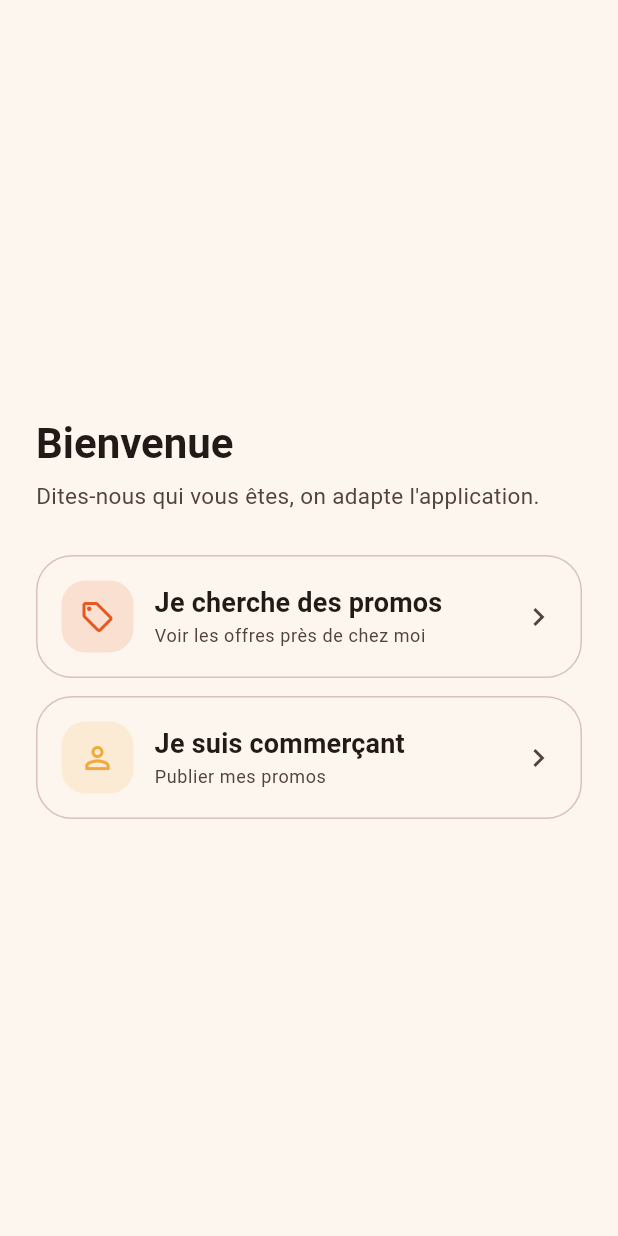
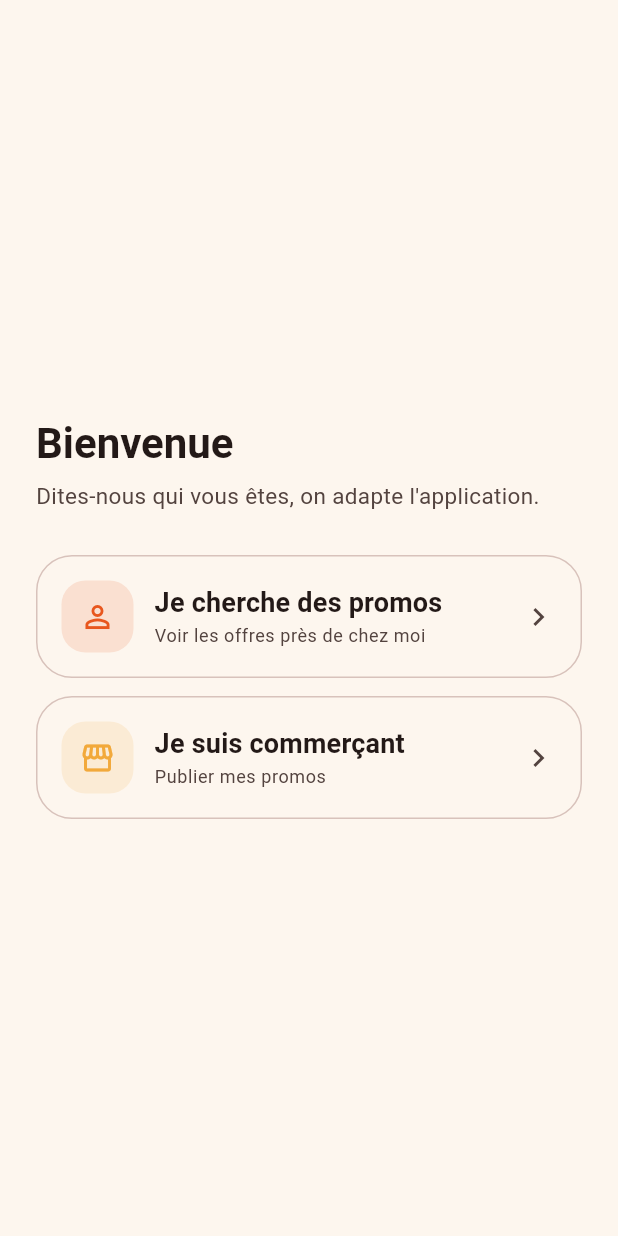
Before and after one commit to ecolealgerienne-ui/echangopromo, a Flutter app: the screen it shows after launch, on a phone screen of 412 x 824 dp. Run offline on Flutter 3.47's test engine with Material 3 defaults, Android fonts, the phone set to English and light mode, and no system bars; our stand-ins replace cached_network_image, dio, flutter_image_compress, flutter_riverpod, flutter_secure_storage, geolocator and 5 more; generated files the repository leaves out were written again; network calls fail; Roboto replaces fonts that are missing (Cairo, Ibm Plex Sans Arabic).

Commit message:
fix(mobile): inverser les icônes de choix de rôle (client bonhomme, commerçant magasin)

```diff
--- a/apps/mobile/lib/features/onboarding/screens/role_choice_screen.dart
+++ b/apps/mobile/lib/features/onboarding/screens/role_choice_screen.dart
@@ -51,14 +51,14 @@ class RoleChoiceScreen extends ConsumerWidget {
               ),
               const SizedBox(height: 28),
               _RoleCard(
-                icon: Icons.local_offer_outlined,
+                icon: Icons.person_outline,
                 title: l10n.onboardingRoleClientTitle,
                 description: l10n.onboardingRoleClientDesc,
                 onTap: () => _choose(context, ref, OnboardingRole.client),
               ),
               const SizedBox(height: 12),
               _RoleCard(
-                icon: Icons.person_outline,
+                icon: Icons.storefront_outlined,
                 title: l10n.onboardingRoleMerchantTitle,
                 description: l10n.onboardingRoleMerchantDesc,
                 tintWithSecondary: true,
```
